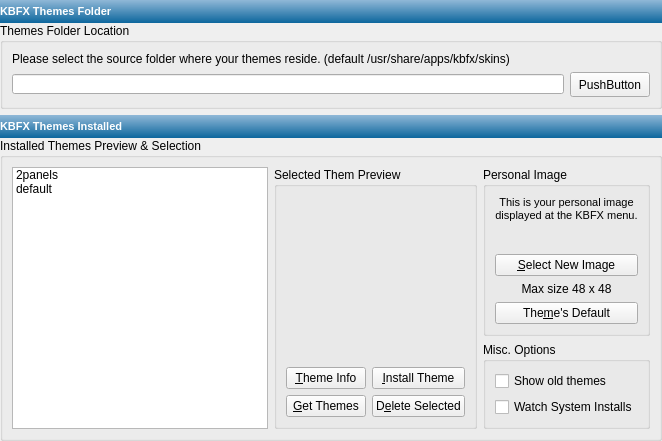
Above: kbfx4/configdialog/kbfx_themes.ui from plexydesk/kbfxmenu before the change. Below: the same form after it.
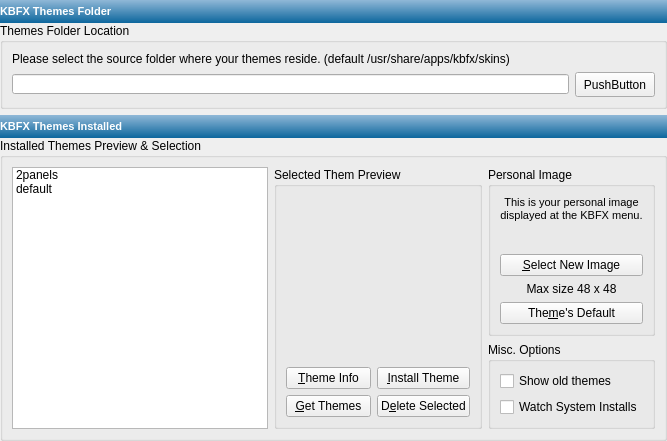
That is the form after the change. Icons and pictures are not drawn.

Patch:
```diff
--- a/kbfx4/configdialog/kbfx_themes.ui
+++ b/kbfx4/configdialog/kbfx_themes.ui
@@ -5,7 +5,7 @@
    <rect>
     <x>0</x>
     <y>0</y>
-    <width>647</width>
+    <width>657</width>
     <height>438</height>
    </rect>
   </property>
@@ -28,7 +28,7 @@
       <number>0</number>
      </property>
      <property name="sizeConstraint" >
-      <enum>QLayout::SetMaximumSize</enum>
+      <enum>QLayout::SetDefaultConstraint</enum>
      </property>
      <item>
       <widget class="QLabel" name="lbl_menu_top" >
@@ -135,7 +135,7 @@
           <item>
            <widget class="QPushButton" name="pushButton" >
             <property name="sizePolicy" >
-             <sizepolicy vsizetype="Preferred" hsizetype="Maximum" >
+             <sizepolicy vsizetype="Fixed" hsizetype="Maximum" >
               <horstretch>0</horstretch>
               <verstretch>0</verstretch>
              </sizepolicy>
@@ -213,7 +213,7 @@
      <item>
       <widget class="QGroupBox" name="groupBox_2" >
        <property name="sizePolicy" >
-        <sizepolicy vsizetype="MinimumExpanding" hsizetype="MinimumExpanding" >
+        <sizepolicy vsizetype="Expanding" hsizetype="MinimumExpanding" >
          <horstretch>0</horstretch>
          <verstretch>0</verstretch>
         </sizepolicy>
@@ -251,7 +251,7 @@
         <item>
          <widget class="QGroupBox" name="groupBox_3" >
           <property name="sizePolicy" >
-           <sizepolicy vsizetype="Preferred" hsizetype="Preferred" >
+           <sizepolicy vsizetype="Expanding" hsizetype="MinimumExpanding" >
             <horstretch>0</horstretch>
             <verstretch>0</verstretch>
            </sizepolicy>
@@ -298,6 +298,12 @@
                    <verstretch>0</verstretch>
                   </sizepolicy>
                  </property>
+                 <property name="minimumSize" >
+                  <size>
+                   <width>85</width>
+                   <height>0</height>
+                  </size>
+                 </property>
                  <property name="text" >
                   <string>&amp;Theme Info</string>
                  </property>
@@ -305,6 +311,12 @@
                </item>
                <item>
                 <widget class="QPushButton" name="pushButton_6" >
+                 <property name="minimumSize" >
+                  <size>
+                   <width>85</width>
+                   <height>0</height>
+                  </size>
+                 </property>
                  <property name="text" >
                   <string>&amp;Get Themes</string>
                  </property>
@@ -316,6 +328,12 @@
               <layout class="QVBoxLayout" name="verticalLayout_6" >
                <item>
                 <widget class="QPushButton" name="pushButton_3" >
+                 <property name="minimumSize" >
+                  <size>
+                   <width>85</width>
+                   <height>0</height>
+                  </size>
+                 </property>
                  <property name="text" >
                   <string>&amp;Install Theme</string>
                  </property>
@@ -323,6 +341,12 @@
                </item>
                <item>
                 <widget class="QPushButton" name="pushButton_4" >
+                 <property name="minimumSize" >
+                  <size>
+                   <width>85</width>
+                   <height>0</height>
+                  </size>
+                 </property>
                  <property name="text" >
                   <string>D&amp;elete Selected</string>
                  </property>
@@ -340,7 +364,7 @@
           <item>
            <widget class="QGroupBox" name="groupBox_4" >
             <property name="sizePolicy" >
-             <sizepolicy vsizetype="MinimumExpanding" hsizetype="MinimumExpanding" >
+             <sizepolicy vsizetype="Expanding" hsizetype="MinimumExpanding" >
               <horstretch>0</horstretch>
               <verstretch>0</verstretch>
              </sizepolicy>
```
Left out of the diff: 2 changed lines with no effect on the pictures.
